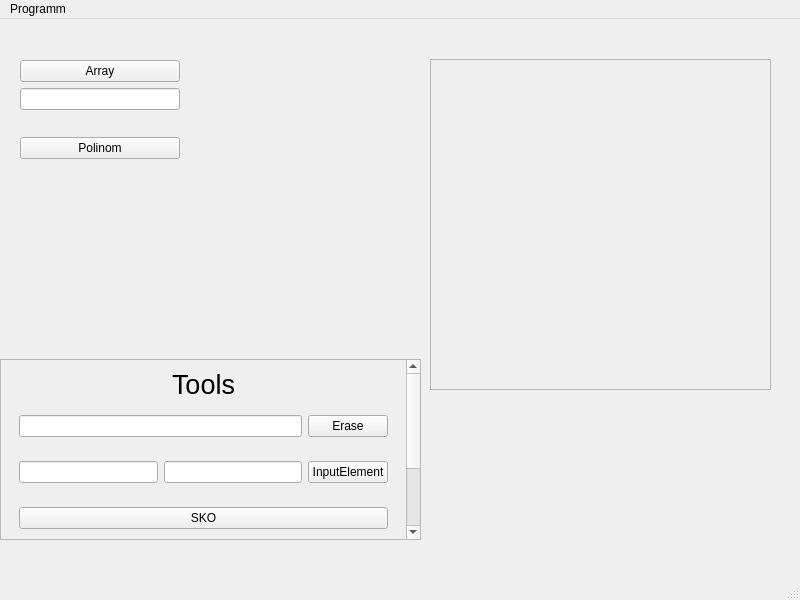
This is userinterface.ui in HostCase/oopArray as Qt 5 draws it before an edit. The edited form follows.
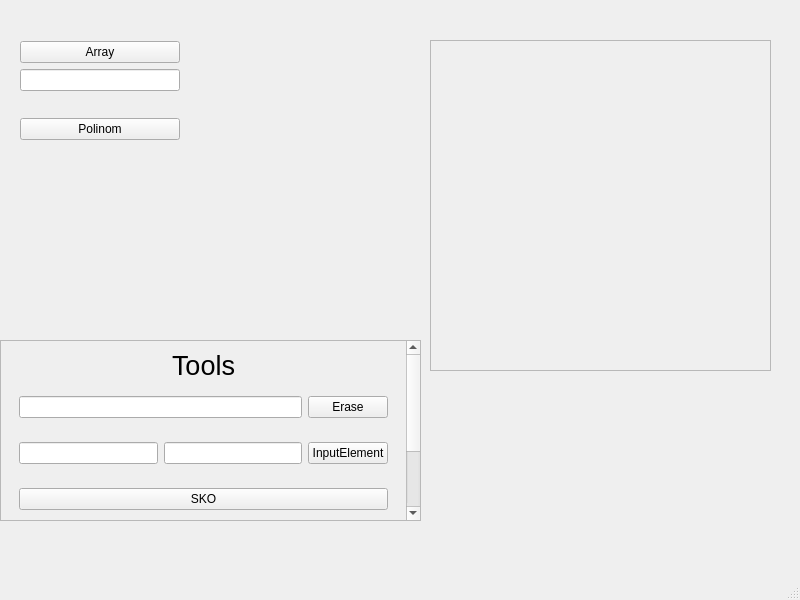
This is the edited form.

```diff
--- a/userinterface.ui
+++ b/userinterface.ui
@@ -98,9 +98,9 @@
      <property name="geometry">
       <rect>
        <x>0</x>
-       <y>0</y>
+       <y>-197</y>
        <width>405</width>
-       <height>382</height>
+       <height>376</height>
       </rect>
      </property>
      <layout class="QVBoxLayout" name="verticalLayout_3">
@@ -205,6 +205,9 @@
          </widget>
         </item>
         <item>
+         <widget class="QWidget" name="widget_7" native="true">
+          <layout class="QHBoxLayout" name="horizontalLayout_7">
+           <item>
          <widget class="QPushButton" name="GetSizeButton">
           <property name="styleSheet">
            <string notr="true">border-color: rgb(0, 60, 255);
@@ -215,9 +218,7 @@
           </property>
          </widget>
         </item>
-        <item>
-         <widget class="QWidget" name="widget_7" native="true">
-          <layout class="QHBoxLayout" name="horizontalLayout_7"/>
+          </layout>
          </widget>
         </item>
        </layout>
@@ -251,22 +252,6 @@
    </widget>
   </widget>
   <widget class="QStatusBar" name="statusbar"/>
-  <widget class="QMenuBar" name="menubar">
-   <property name="geometry">
-    <rect>
-     <x>0</x>
-     <y>0</y>
-     <width>800</width>
-     <height>21</height>
-    </rect>
-   </property>
-   <widget class="QMenu" name="menuProgramm">
-    <property name="title">
-     <string>Programm</string>
-    </property>
-   </widget>
-   <addaction name="menuProgramm"/>
-  </widget>
  </widget>
  <resources/>
  <connections/>
```
Lines whose indentation alone changed are shown as unchanged.
